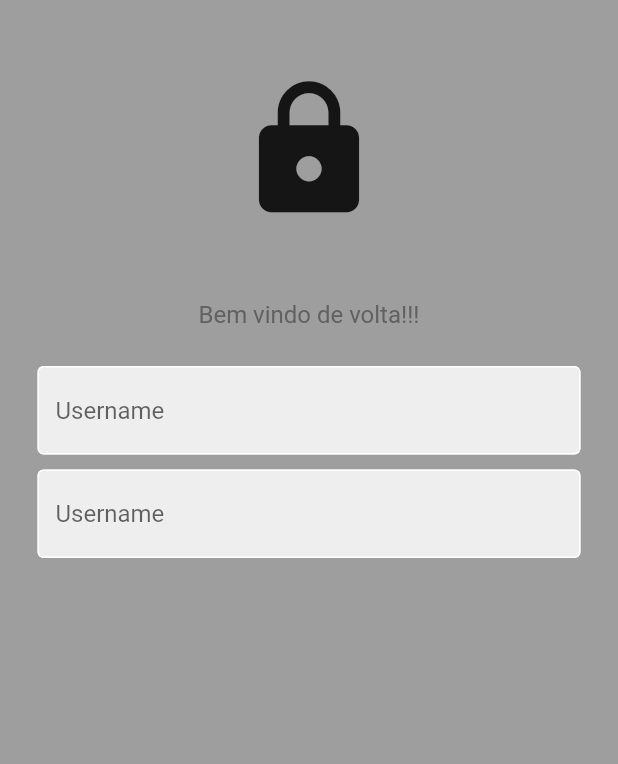
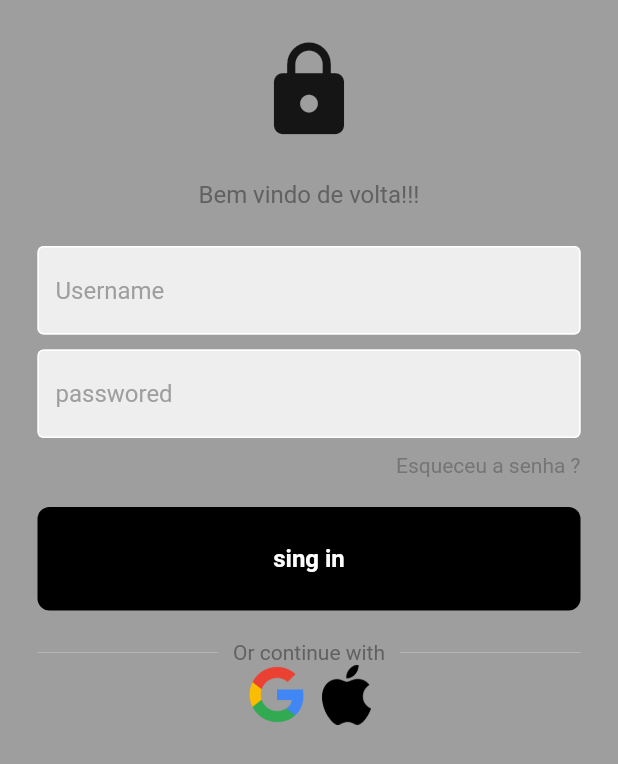
Before and after one commit to GuiVideira/projeto_Cash, a Flutter app: the screen it shows after launch, on a phone screen of 412 x 824 dp. Shown: the top 764 px of the screen. Run offline on Flutter 3.47's test engine with Material 2 defaults, Android fonts, the light colour scheme and no system bars.

Commit message:
atualização da LoginPage

```diff
--- /dev/null
+++ b/lib/components/my_button.dart
@@ -0,0 +1,32 @@
+import 'package:flutter/material.dart';
+
+class MyButton extends StatelessWidget {
+  final Function()? onTap;
+
+  const MyButton({super.key, required this.onTap});
+
+  @override
+  Widget build(BuildContext context) {
+    return GestureDetector(
+      onTap: onTap,
+      child: Container(
+        padding: const EdgeInsets.all(25),
+        margin: const EdgeInsets.symmetric(horizontal: 25),
+        decoration: BoxDecoration(
+          color: Colors.black,
+          borderRadius: BorderRadius.circular(8),
+        ),
+        child: const Center(
+          child: Text(
+            'sing in',
+            style: TextStyle(
+              color: Colors.white,
+              fontWeight: FontWeight.bold,
+              fontSize: 16,
+            ),
+          ),
+        ),
+      ),
+    );
+  }
+}
--- a/lib/components/my_textfiled.dart
+++ b/lib/components/my_textfiled.dart
@@ -28,10 +28,10 @@ class MyTextField extends StatelessWidget {
                   ),
                   fillColor: Colors.grey.shade200,
                   filled:true,
-                  hintText: hintText
+                  hintText: hintText,
+                  hintStyle: TextStyle(color: Colors.grey[500]),
                 ),
               ),
             );
   }
 }
-//parei o video no 7:33 https://www.youtube.com/watch?v=Dh-cTQJgM-Q
--- /dev/null
+++ b/lib/components/square_tile.dart
@@ -0,0 +1,19 @@
+import 'package:flutter/material.dart';
+
+class SquareTile extends StatelessWidget {
+  final String imagePath;
+  const SquareTile({
+    super.key,
+    required this.imagePath,
+  });
+
+  @override
+  Widget build(BuildContext context) {
+    return Container(
+      child: Image.asset(
+        imagePath,
+        height: 40,
+      ),
+    );
+  }
+}
--- a/lib/pages/login_page.dart
+++ b/lib/pages/login_page.dart
@@ -1,4 +1,6 @@
+import 'package:cash/components/my_button.dart';
 import 'package:cash/components/my_textfiled.dart';
+import 'package:cash/components/square_tile.dart';
 import 'package:flutter/material.dart';
 
 class LoginPage extends StatelessWidget {
@@ -8,6 +10,9 @@ class LoginPage extends StatelessWidget {
   final usernameController = TextEditingController();
   final passwordController = TextEditingController();
 
+  // sign user in method
+  void signUserIn() {}
+
   @override
   Widget build(BuildContext context) {
     return Scaffold(
@@ -15,27 +20,23 @@ class LoginPage extends StatelessWidget {
       body: SafeArea(
         child: Center(
           child: Column(
-        children:  [
-          const SizedBox(height: 50),
+            children: [
+              const SizedBox(height: 25),
 
               //logo
               const Icon(
                 Icons.lock,
-              size: 100,
+                size: 70,
               ),
 
-            const SizedBox(height: 50),
-
+              const SizedBox(height: 25),
 
               //mensagem
-            Text(
-              'Bem vindo de volta!!!',
+              Text('Bem vindo de volta!!!',
                   style: TextStyle(
                     color: Colors.grey[700],
                     fontSize: 16,
-              )
-              ),
-
+                  )),
 
               const SizedBox(height: 25),
 
@@ -51,13 +52,82 @@ class LoginPage extends StatelessWidget {
               //password textfield
               MyTextField(
                 controller: passwordController,
-              hintText: 'Username',
+                hintText: 'passwored',
                 obscureText: true,
               ),
               //parei o video no 8:00 https://www.youtube.com/watch?v=Dh-cTQJgM-Q
+
+              const SizedBox(height: 10),
+
+              //forgot passowrd?
+              Padding(
+                padding: const EdgeInsets.symmetric(horizontal: 25.0),
+                child: Row(
+                  mainAxisAlignment: MainAxisAlignment.end,
+                  children: [
+                    Text(
+                      'Esqueceu a senha ?',
+                      style: TextStyle(color: Colors.grey[600]),
+                    ),
                   ],
                 ),
-          )),
+              ),
+
+              const SizedBox(height: 20),
+
+              //sign in
+              MyButton(
+                onTap: signUserIn,
+              ),
+
+              const SizedBox(height: 20),
+
+              // or continue with
+              Padding(
+                padding: const EdgeInsets.symmetric(horizontal: 25.0),
+                child: Row(
+                  children: [
+                    Expanded(
+                      child: Divider(
+                        thickness: 0.5,
+                        color: Colors.grey[400],
+                      ),
+                    ),
+                    Padding(
+                      padding: const EdgeInsets.symmetric(horizontal: 10.0),
+                      child: Text(
+                        'Or continue with',
+                        style: TextStyle(color: Colors.grey[700]),
+                      ),
+                    ),
+                    Expanded(
+                      child: Divider(
+                        thickness: 0.5,
+                        color: Colors.grey[400],
+                      ),
+                    ),
+                  ],
+                ),
+              ),
+
+              // google + apple sigh in buttons
+
+              Row(
+                mainAxisAlignment: MainAxisAlignment.center,
+                children: const[
+                  //google images
+                  SquareTile(imagePath: 'lib/images/google.png'),
+
+                  SizedBox(width: 10),
+
+                  //apple images
+                  SquareTile(imagePath: 'lib/images/apple.png'),
+                ],
+              )
+            ],
+          ),
+        ),
+      ),
     );
   }
 }
```
Also changed, not shown: lib/images/apple.png (renamed from lib/images/Apple_logo_black.svg.png), lib/images/google.png (renamed from lib/images/Google__G__Logo.svg.png). Lines whose indentation alone changed are shown as unchanged.
